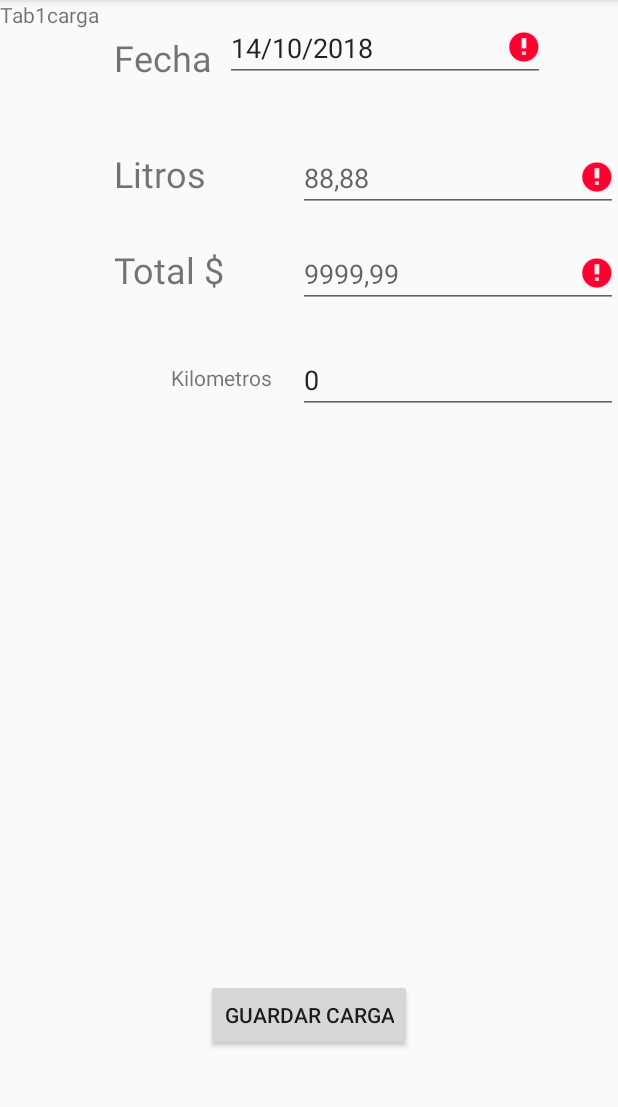
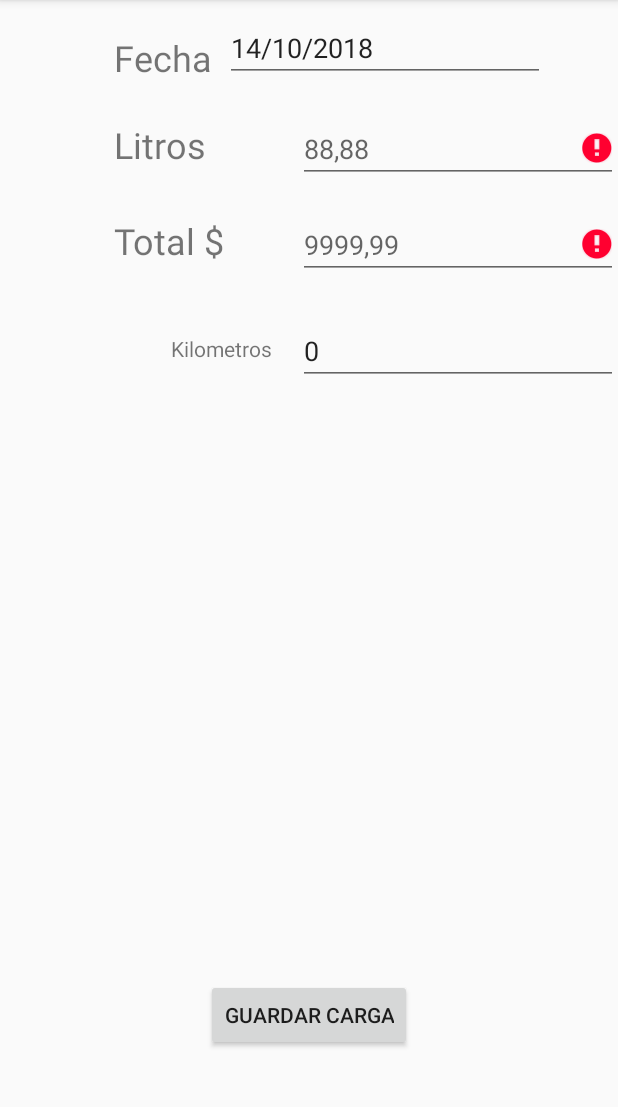
Before and after one commit to nicobiyi/Miauto, an Android app: the fragment Tab1Carga shown on its own in the app's theme, after a tap on "GUARDAR CARGA", on a phone screen of 412 x 824 dp, the part 84-1191 px from its top. Run offline under Robolectric (Android 15) with nearby library versions, the phone set to English and light mode, and no system bars.

Commit message:
correccion error carga fecha combustible

```diff
--- a/app/src/main/java/com/example/nicolas/miauto/Fragments/Tab1Carga.java
+++ b/app/src/main/java/com/example/nicolas/miauto/Fragments/Tab1Carga.java
@@ -1,8 +1,6 @@
 package com.example.nicolas.miauto.Fragments;
 
 import android.app.Fragment;
-import android.app.FragmentManager;
-import android.app.FragmentTransaction;
 import android.database.sqlite.SQLiteDatabase;
 import android.os.Bundle;
 import android.text.TextUtils;
@@ -18,9 +16,6 @@ import com.example.nicolas.miauto.BaseDeDatos.baseDatos;
 import com.example.nicolas.miauto.BaseDeDatos.bdHelper;
 import com.example.nicolas.miauto.Genericos.Fechador;
 import com.example.nicolas.miauto.R;
-
-import java.util.Calendar;
-import java.util.Date;
 
 /**
  * Created by Nicolas on 4/10/2018.
@@ -52,7 +47,7 @@ public class Tab1Carga extends Fragment {
         carsHelper = new baseDatos(getActivity().getApplicationContext(), "DBTest1", null, 1);
         bd = carsHelper.getWritableDatabase();
 
-        etFecha = (EditText) myFragmentView.findViewById(R.id.etFechaCarga);
+        etFecha = (EditText) myFragmentView.findViewById(R.id.edFechaCargaCombustible);
         etLitros = (EditText) myFragmentView.findViewById(R.id.etLitros);
         etTotal = (EditText) myFragmentView.findViewById(R.id.etTotalCarga);
         etKm = (EditText) myFragmentView.findViewById(R.id.etKilometraje);
@@ -81,16 +76,14 @@ public class Tab1Carga extends Fragment {
                     try {
                         bdHelper.guardarCargaCombustible(bd, nuevaCarga);
                         // Avisar al usuario que se guardo OK
-                        Toast.makeText(getActivity().getApplicationContext(),"Carga OK", Toast.LENGTH_LONG).show();
-                        // vaciar los EditText para una nueva carga
-                        etFecha.setText("");
-                        etLitros.setText("");
-                        etTotal.setText("");
-                        etKm.setText(bdHelper.dameKilometrajeMaximo(bd));
+                        Toast.makeText(getActivity().getApplicationContext(),"Carga de combustible realizada con éxito", Toast.LENGTH_LONG).show();
+                    } catch (Exception e) {
+                        Toast.makeText(getActivity().getApplicationContext(),"Error al cargar combustible", Toast.LENGTH_LONG).show();
 
+                    }
+                } else {
+                    Toast.makeText(getActivity().getApplicationContext(),"Por favor, completar los campos obligatorios", Toast.LENGTH_LONG).show();
 
-                    } catch (Exception e) {
-                    }
                 }
 
 
@@ -122,8 +115,7 @@ public class Tab1Carga extends Fragment {
     public boolean validarInputs(){
         boolean ok = true;
 
-        String temp = etFecha.getText().toString();
-        if(temp.length() == 0); {
+        if(TextUtils.isEmpty(etFecha.getText().toString())) {
             etFecha.setError("Este campo es obligatorio.");
             ok = false;
         }
--- a/app/src/main/res/layout/tab1_carga.xml
+++ b/app/src/main/res/layout/tab1_carga.xml
@@ -1,12 +1,6 @@
 <?xml version="1.0" encoding="utf-8"?>
 <RelativeLayout xmlns:android="http://schemas.android.com/apk/res/android"
     android:layout_width="match_parent" android:layout_height="match_parent">
-
-    <TextView
-        android:id="@+id/section_label"
-        android:layout_width="wrap_content"
-        android:layout_height="wrap_content"
-        android:text="Tab1carga" />
 
     <TextView
         android:id="@+id/tvFechaCarga"
@@ -15,17 +9,16 @@
         android:text="Fecha"
         android:textSize="24sp"
         android:layout_alignStart="@+id/tvLitros"
-        android:layout_alignBottom="@+id/etFechaCarga" />
+        android:layout_alignBottom="@+id/edFechaCargaCombustible" />
 
     <EditText
-        android:id="@+id/etFechaCarga"
+        android:id="@+id/edFechaCargaCombustible"
         android:layout_width="wrap_content"
         android:layout_height="wrap_content"
         android:layout_alignParentTop="true"
         android:layout_marginTop="9dp"
         android:layout_toEndOf="@+id/tvTotal"
-        android:ems="10"
-        android:inputType="date" />
+        android:ems="10"/>
 
     <TextView
         android:id="@+id/tvLitros"
```
